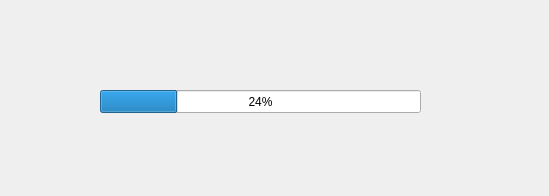
Old version of the form LoadingPage.ui in the repository FunnyAWM/MusicSyncTool.
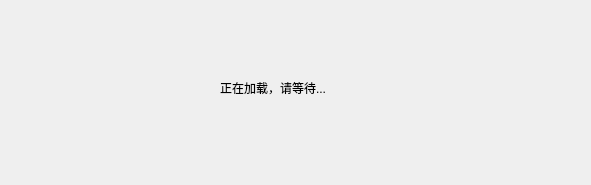
New version of the form.

```diff
--- a/LoadingPage.ui
+++ b/LoadingPage.ui
@@ -1,29 +1,29 @@
 <?xml version="1.0" encoding="UTF-8"?>
 <ui version="4.0">
  <class>LoadingPageClass</class>
- <widget class="QDialog" name="LoadingPageClass">
+ <widget class="QWidget" name="LoadingPageClass">
   <property name="geometry">
    <rect>
     <x>0</x>
     <y>0</y>
-    <width>549</width>
-    <height>196</height>
+    <width>591</width>
+    <height>185</height>
    </rect>
   </property>
   <property name="windowTitle">
    <string>LoadingPage</string>
   </property>
-  <widget class="QProgressBar" name="progressBar">
+  <widget class="QLabel" name="label">
    <property name="geometry">
     <rect>
-     <x>100</x>
-     <y>90</y>
-     <width>321</width>
-     <height>23</height>
+     <x>220</x>
+     <y>80</y>
+     <width>111</width>
+     <height>16</height>
     </rect>
    </property>
-   <property name="value">
-    <number>24</number>
+   <property name="text">
+    <string>正在加载，请等待...</string>
    </property>
   </widget>
  </widget>
```
